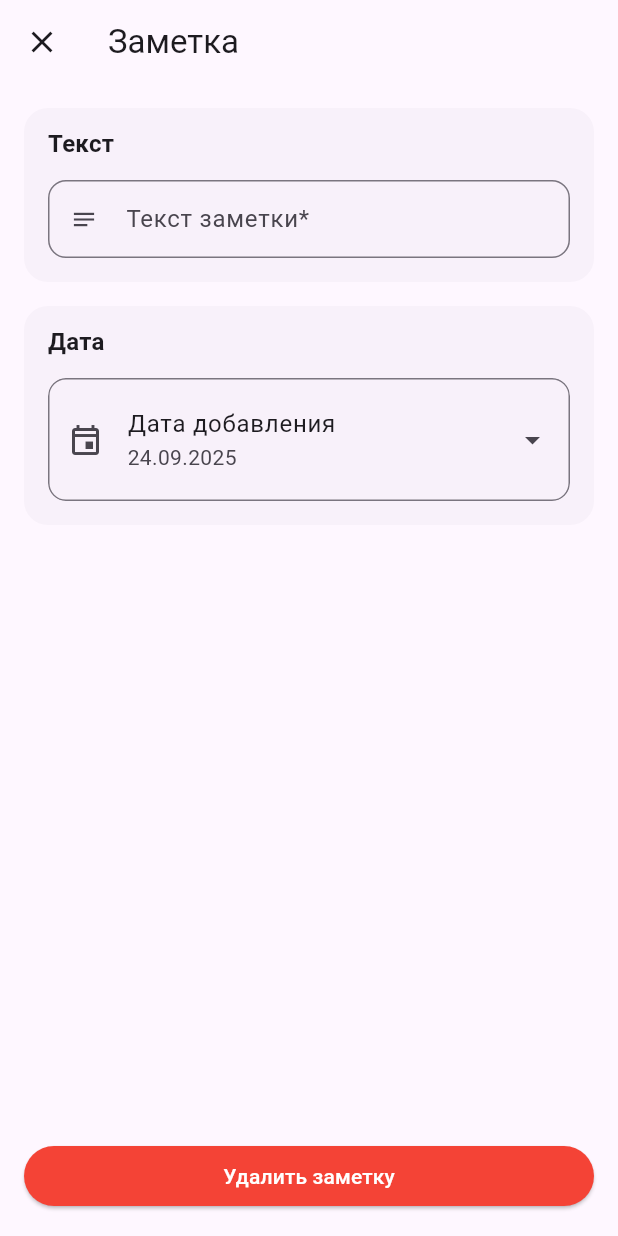
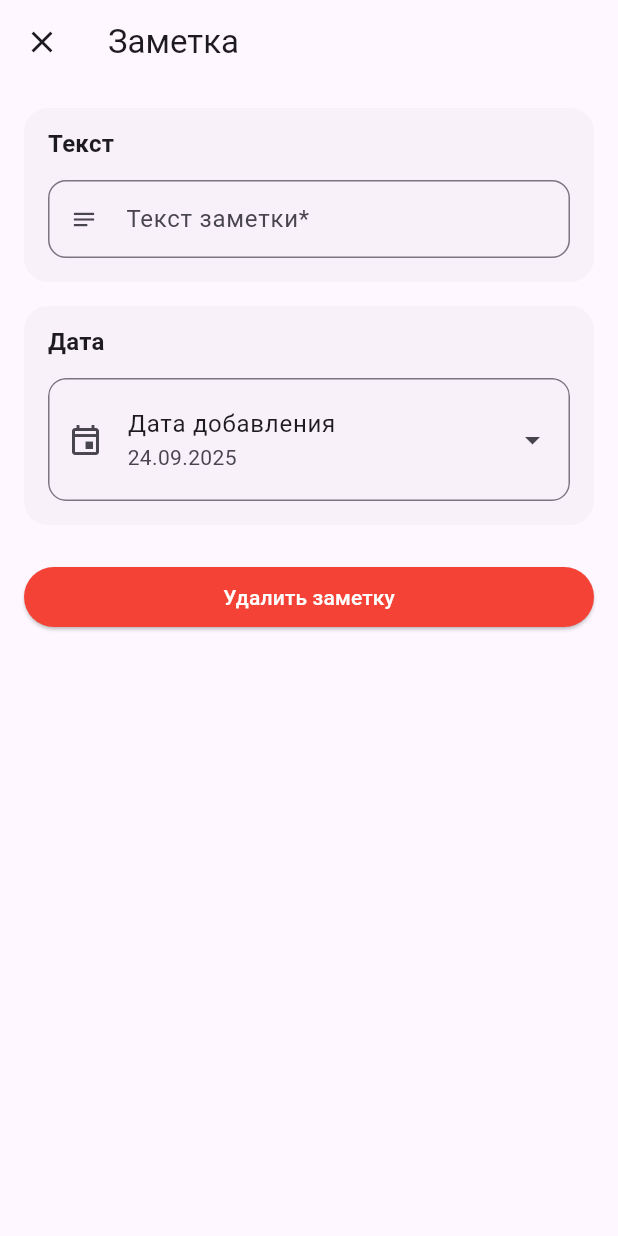
Before and after one commit to SergeyFierce/touchnotebookbeta_flutter, a Flutter app: the NoteDetailsScreen screen opened directly with empty values, on a phone screen of 412 x 824 dp. Run offline on Flutter 3.47's test engine with Material 3 defaults, Android fonts, the phone set to English and light mode, and no system bars; drawn by our look-alikes of overlay_support; our stand-ins replace flutter_svg, mask_text_input_formatter, sqflite; accounts and stored records are empty.

Commit message:
Adjust note delete button placement and remove home refresh bar

```diff
--- a/lib/screens/note_details_screen.dart
+++ b/lib/screens/note_details_screen.dart
@@ -242,23 +242,21 @@ class _NoteDetailsScreenState extends State<NoteDetailsScreen>
                       ),
                     ],
                   ),
+                  const SizedBox(height: 8),
+                  ElevatedButton(
+                    style: ElevatedButton.styleFrom(
+                      backgroundColor: Colors.red,
+                      foregroundColor: Colors.white,
+                    ),
+                    onPressed: _delete,
+                    child: const Text('Удалить заметку'),
+                  ),
                 ],
               ),
             ),
           ),
         ),
       ),
-      bottomNavigationBar: Padding(
-        padding: const EdgeInsets.fromLTRB(16, 0, 16, 16),
-        child: ElevatedButton(
-          style: ElevatedButton.styleFrom(
-            backgroundColor: Colors.red,
-            foregroundColor: Colors.white,
-          ),
-          onPressed: _delete,
-          child: const Text('Удалить заметку'),
-        ),
-      ),
 
     );
   }
```
Also changed, not shown: lib/screens/home_screen.dart (+2 -19 lines).
